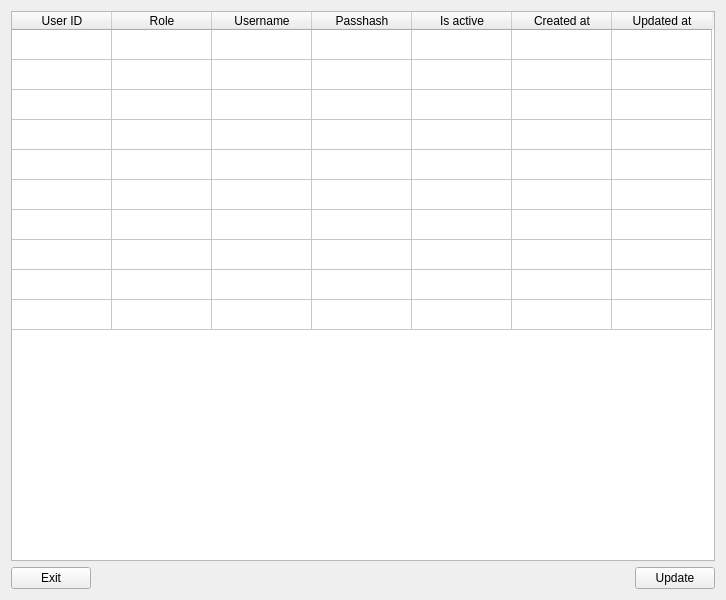
Ssteevooh/AppProgrammingSteve, file matonet-admin/user_view.ui: the form before one commit.
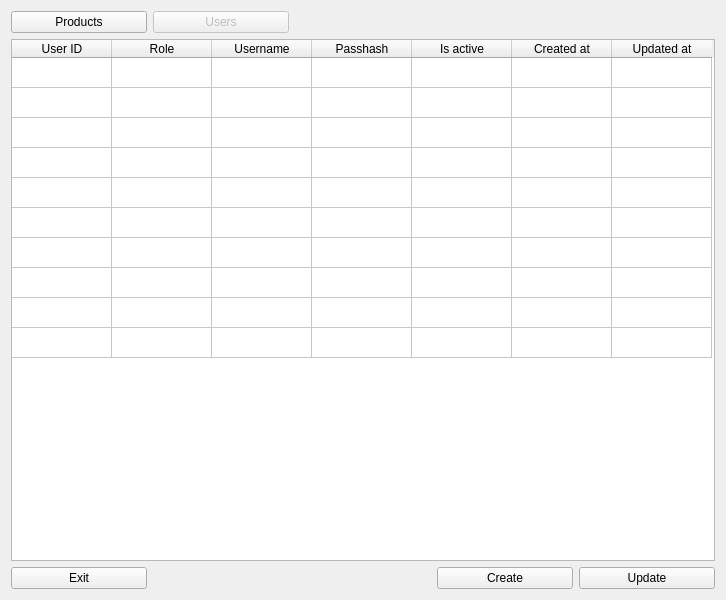
The form after the commit.

Commit message: add switching back to product_view

```diff
--- a/matonet-admin/user_view.ui
+++ b/matonet-admin/user_view.ui
@@ -20,14 +20,24 @@
    <string>Form</string>
   </property>
   <layout class="QGridLayout" name="gridLayout">
-   <item row="4" column="0">
+   <item row="5" column="0">
     <widget class="QPushButton" name="exit_button">
      <property name="text">
       <string>Exit</string>
      </property>
     </widget>
    </item>
-   <item row="4" column="1">
+   <item row="0" column="1">
+    <widget class="QPushButton" name="dummy_button">
+     <property name="enabled">
+      <bool>false</bool>
+     </property>
+     <property name="text">
+      <string>Users</string>
+     </property>
+    </widget>
+   </item>
+   <item row="5" column="1" colspan="2">
     <spacer name="button_spacer">
      <property name="orientation">
       <enum>Qt::Horizontal</enum>
@@ -40,14 +50,24 @@
      </property>
     </spacer>
    </item>
-   <item row="4" column="2">
+   <item row="5" column="4">
     <widget class="QPushButton" name="update_button">
      <property name="text">
       <string>Update</string>
      </property>
     </widget>
    </item>
-   <item row="0" column="0" colspan="3">
+   <item row="0" column="0">
+    <widget class="QPushButton" name="product_button">
+     <property name="enabled">
+      <bool>true</bool>
+     </property>
+     <property name="text">
+      <string>Products</string>
+     </property>
+    </widget>
+   </item>
+   <item row="1" column="0" colspan="5">
     <widget class="QTableWidget" name="user_table_widget">
      <property name="baseSize">
       <size>
@@ -120,6 +140,13 @@
      </column>
     </widget>
    </item>
+   <item row="5" column="3">
+    <widget class="QPushButton" name="create_button">
+     <property name="text">
+      <string>Create</string>
+     </property>
+    </widget>
+   </item>
   </layout>
  </widget>
  <resources/>
```
The commit also changes 3 other files.
